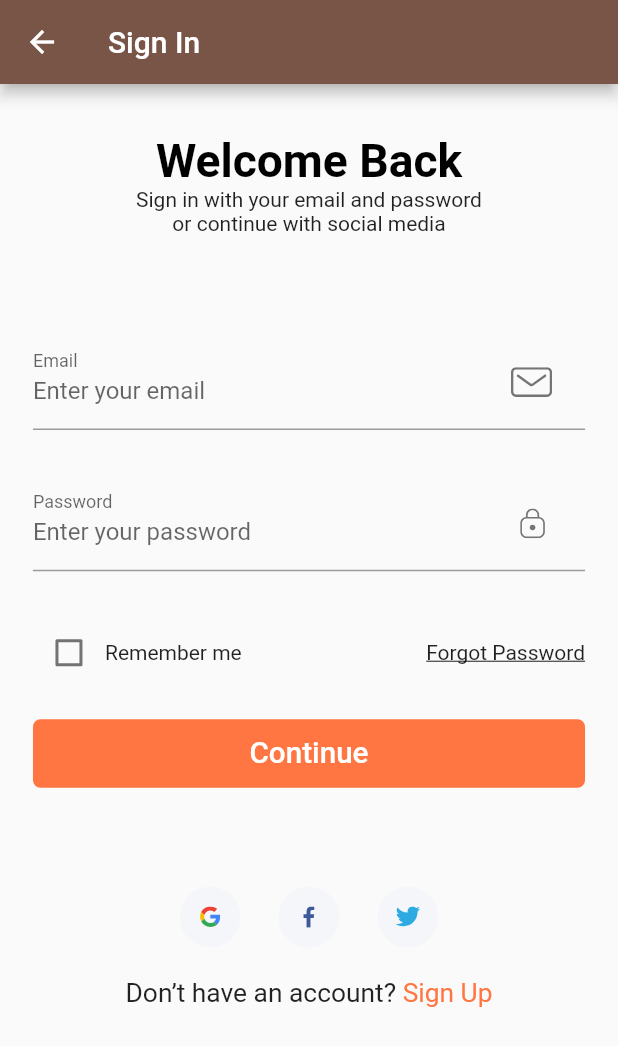
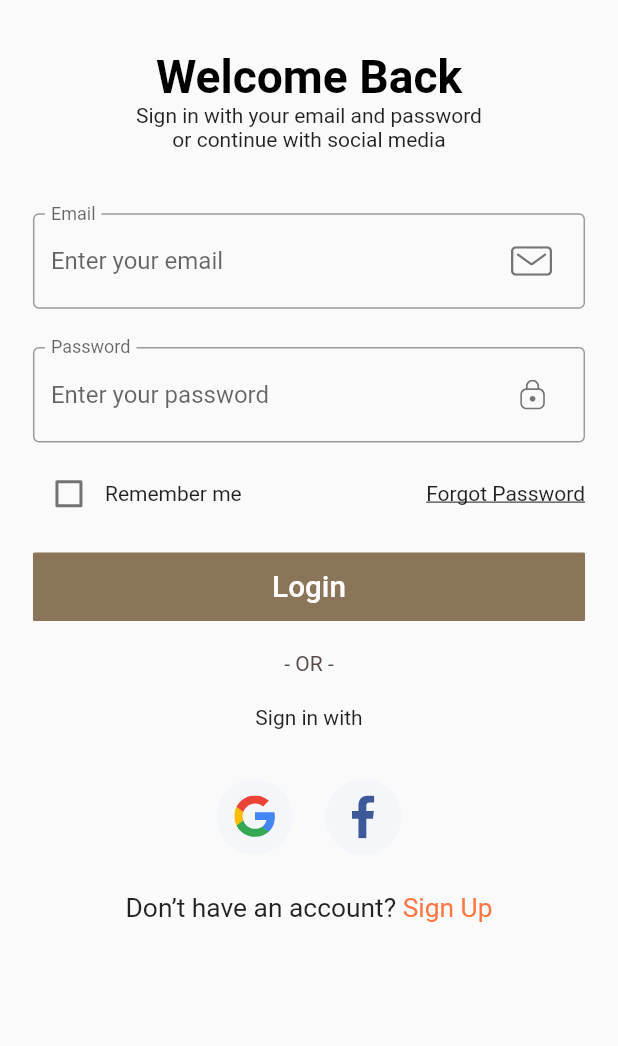
Before and after one commit to Sangeeth3195/olv, a Flutter app: the screen it shows after launch, on a phone screen of 412 x 824 dp. Shown: the top 1046 px of the screen. Run offline on Flutter 3.47's test engine with Material 2 defaults, Android fonts, the phone set to English and light mode, and no system bars; our stand-ins replace flutter_svg, font_awesome_flutter.

Commit message:
UI changes added

```diff
--- a/lib/components/default_button.dart
+++ b/lib/components/default_button.dart
@@ -20,8 +20,8 @@ class DefaultButton extends StatelessWidget {
       child: TextButton(
         style: TextButton.styleFrom(
           foregroundColor: Colors.white, shape:
-              RoundedRectangleBorder(borderRadius: BorderRadius.circular(5)),
-          backgroundColor: kPrimaryColor,
+              RoundedRectangleBorder(borderRadius: BorderRadius.circular(1)),
+          backgroundColor: headingColor,
         ),
         onPressed: press as void Function()?,
         child: Text(
--- a/lib/components/socal_card.dart
+++ b/lib/components/socal_card.dart
@@ -19,10 +19,10 @@ class SocalCard extends StatelessWidget {
       onTap: press as void Function()?,
       child: Container(
         margin:
-            EdgeInsets.symmetric(horizontal: getProportionateScreenWidth(10)),
-        padding: EdgeInsets.all(getProportionateScreenWidth(12)),
-        height: getProportionateScreenHeight(40),
-        width: getProportionateScreenWidth(40),
+            EdgeInsets.symmetric(horizontal: getProportionateScreenWidth(8)),
+        padding: EdgeInsets.all(getProportionateScreenWidth(10)),
+        height: getProportionateScreenHeight(50),
+        width: getProportionateScreenWidth(50),
         decoration: const BoxDecoration(
           color: Color(0xFFF5F6F9),
           shape: BoxShape.circle,
--- a/lib/routes.dart
+++ b/lib/routes.dart
@@ -13,11 +13,11 @@ import 'screens/sign_up/sign_up_screen.dart';
 final Map<String, WidgetBuilder> routes = {
   SplashScreen.routeName: (context) => const SplashScreen(),
   SignInScreen.routeName: (context) => const SignInScreen(),
-  ForgotPasswordScreen.routeName: (context) => ForgotPasswordScreen(),
+  ForgotPasswordScreen.routeName: (context) => const ForgotPasswordScreen(),
   // LoginSuccessScreen.routeName: (context) => LoginSuccessScreenScreen(),
   SignUpScreen.routeName: (context) => SignUpScreen(),
   // OtpScreen.routeName: (context) => OtpScreen(),
-  // HomeScreen.routeName: (context) => const HomeScreen(),
+  HomeScreen.routeName: (context) => const HomeScreen(),
   // DetailsScreen.routeName: (context) => const DetailsScreen(),
   CartScreen.routeName: (context) => const CartScreen(),
 };
--- a/lib/screens/sign_in/components/body.dart
+++ b/lib/screens/sign_in/components/body.dart
@@ -29,9 +29,9 @@ class Body extends StatelessWidget {
                   "Sign in with your email and password  \nor continue with social media",
                   textAlign: TextAlign.center,
                 ),
-                SizedBox(height: SizeConfig.screenHeight * 0.08),
-                SignForm(),
-                SizedBox(height: SizeConfig.screenHeight * 0.08),
+                SizedBox(height: SizeConfig.screenHeight * 0.05),
+                const SignForm(),
+                SizedBox(height: SizeConfig.screenHeight * 0.04),
                 Row(
                   mainAxisAlignment: MainAxisAlignment.center,
                   children: [
@@ -43,13 +43,13 @@ class Body extends StatelessWidget {
                       icon: "assets/icons/facebook-2.svg",
                       press: () {},
                     ),
-                    SocalCard(
+                    /*SocalCard(
                       icon: "assets/icons/twitter.svg",
                       press: () {},
-                    ),
+                    ),*/
                   ],
                 ),
-                SizedBox(height: getProportionateScreenHeight(20)),
+                SizedBox(height: getProportionateScreenHeight(25)),
                 const NoAccountText(),
               ],
             ),
--- a/lib/screens/sign_in/components/sign_form.dart
+++ b/lib/screens/sign_in/components/sign_form.dart
@@ -1,4 +1,5 @@
 import 'package:flutter/material.dart';
+import 'package:omaliving/screens/home/home_screen.dart';
 
 import '../../../components/custom_surfix_icon.dart';
 import '../../../components/form_error.dart';
@@ -45,47 +46,67 @@ class _SignFormState extends State<SignForm> {
       child: Column(
         children: [
           buildEmailFormField(),
-          SizedBox(height: getProportionateScreenHeight(30)),
+          SizedBox(height: getProportionateScreenHeight(25)),
           buildPasswordFormField(),
-          SizedBox(height: getProportionateScreenHeight(30)),
+          SizedBox(height: getProportionateScreenHeight(10)),
           Row(
             children: [
               Checkbox(
                 value: remember,
-                activeColor: kPrimaryColor,
+                activeColor: priceColor,
                 onChanged: (value) {
                   setState(() {
                     remember = value;
                   });
                 },
               ),
-              const Text("Remember me"),
+              const Text('Remember me'),
               const Spacer(),
               GestureDetector(
                 onTap: () => Navigator.pushNamed(
                     context, ForgotPasswordScreen.routeName),
                 child: const Text(
-                  "Forgot Password",
+                  'Forgot Password',
                   style: TextStyle(decoration: TextDecoration.underline),
                 ),
               )
             ],
           ),
           FormError(errors: errors),
-          SizedBox(height: getProportionateScreenHeight(20)),
+          SizedBox(height: getProportionateScreenHeight(15)),
           DefaultButton(
-            text: "Continue",
+            text: 'Login',
             press: () {
               if (_formKey.currentState!.validate()) {
                 _formKey.currentState!.save();
                 // if all are valid then go to success screen
                 KeyboardUtil.hideKeyboard(context);
-                // Navigator.pushNamed(context, LoginSuccessScreen.routeName);
+                Navigator.pushNamed(context, HomeScreen.routeName);
               }
             },
           ),
+          SizedBox(height: getProportionateScreenHeight(20)),
+          _buildSignInWithText()
         ],
       ),
+    );
+  }
+
+  Widget _buildSignInWithText() {
+    return Column(
+      children: const <Widget>[
+        Text(
+          '- OR -',
+          style: TextStyle(
+            color: priceColor,
+            fontWeight: FontWeight.w400,
+          ),
+        ),
+        SizedBox(height: 20.0),
+        Text(
+          'Sign in with',
+        ),
+      ],
     );
   }
 
@@ -117,6 +138,9 @@ class _SignFormState extends State<SignForm> {
         // If  you are using latest version of flutter then lable text and hint text shown like this
         // if you r using flutter less then 1.20.* then maybe this is not working properly
         floatingLabelBehavior: FloatingLabelBehavior.always,
+        border: OutlineInputBorder(
+          borderSide: BorderSide(color: priceColor, width: 1.0),
+        ),
         suffixIcon: CustomSurffixIcon(svgIcon: "assets/icons/Lock.svg"),
       ),
     );
@@ -150,7 +174,15 @@ class _SignFormState extends State<SignForm> {
         // If  you are using latest version of flutter then lable text and hint text shown like this
         // if you r using flutter less then 1.20.* then maybe this is not working properly
         floatingLabelBehavior: FloatingLabelBehavior.always,
+        border: OutlineInputBorder(
+          borderSide: BorderSide(color: priceColor, width: 1.0),
+        ),
         suffixIcon: CustomSurffixIcon(svgIcon: "assets/icons/Mail.svg"),
+
+        // prefixIcon: Padding(
+        //   padding: EdgeInsetsDirectional.only(start: 12.0),
+        //   child: Icon(svgIcon: "assets/icons/Mail.svg"), // _myIcon is a 48px-wide widget.
+        // )
       ),
     );
   }
--- a/lib/screens/sign_in/sign_in_screen.dart
+++ b/lib/screens/sign_in/sign_in_screen.dart
@@ -9,9 +9,9 @@ class SignInScreen extends StatelessWidget {
   @override
   Widget build(BuildContext context) {
     return Scaffold(
-      appBar: AppBar(
+     /* appBar: AppBar(
         title: const Text("Sign In"),
-      ),
+      ),*/
       body: Body(),
     );
   }
--- a/lib/screens/sign_up/sign_up_screen.dart
+++ b/lib/screens/sign_up/sign_up_screen.dart
@@ -7,9 +7,9 @@ class SignUpScreen extends StatelessWidget {
   @override
   Widget build(BuildContext context) {
     return Scaffold(
-      appBar: AppBar(
+      /*appBar: AppBar(
         title: const Text("Sign Up"),
-      ),
+      ),*/
       body: Body(),
     );
   }
```
Also changed, not shown: lib/screens/cart/cart_screen.dart (+4 -4 lines), lib/screens/forgot_password/components/body.dart (+8 -3 lines), lib/screens/forgot_password/forgot_password_screen.dart (+5 -3 lines), lib/screens/home/home_screen.dart (+8 -1 lines), lib/screens/sign_up/components/body.dart (+8 -7 lines), lib/screens/sign_up/components/sign_up_form.dart (+13 -4 lines).
